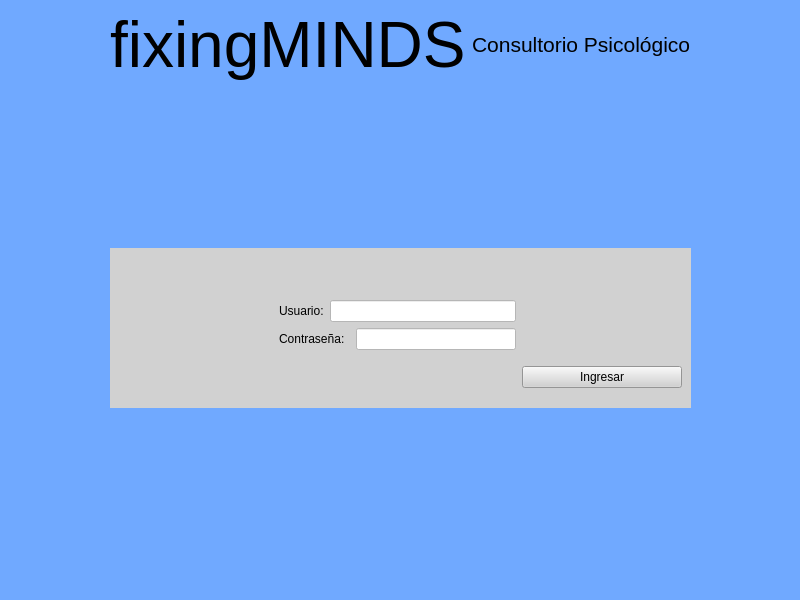
The window that prueba01/mainwindow.ui (khr1s25/ProyectoThelma) describes before a commit, drawn with Qt 5.
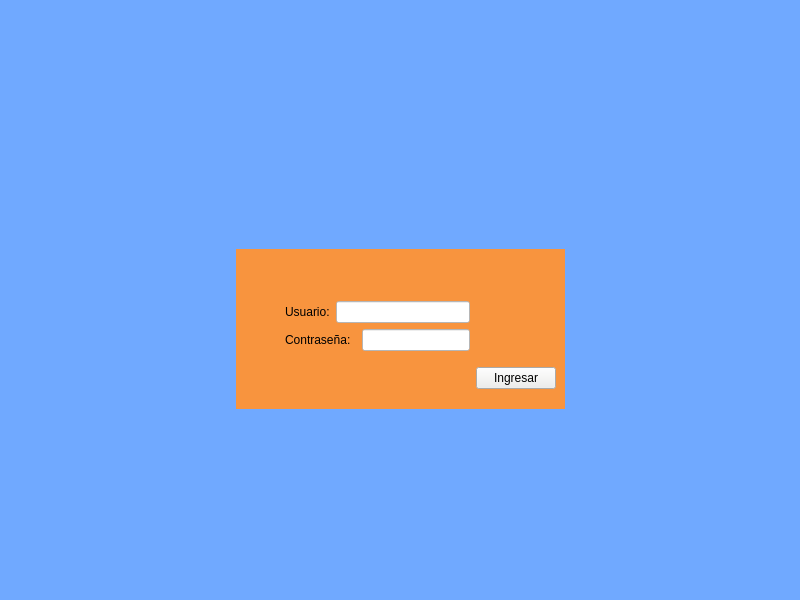
The same window after the commit.

What changed in the file:
```diff
--- a/prueba01/mainwindow.ui
+++ b/prueba01/mainwindow.ui
@@ -45,7 +45,7 @@
        </font>
       </property>
       <property name="text">
-       <string>fixingMINDS</string>
+       <string/>
       </property>
      </widget>
     </item>
@@ -79,7 +79,7 @@
      <widget class="QWidget" name="widget" native="true">
       <property name="styleSheet">
        <string notr="true">
-background-color: rgb(209, 209, 209)</string>
+background-color: rgb(248, 148, 62)</string>
       </property>
       <layout class="QGridLayout" name="gridLayout_2">
        <item row="2" column="0">
@@ -173,6 +173,9 @@
        </item>
        <item row="4" column="4">
         <widget class="QPushButton" name="enter">
+         <property name="styleSheet">
+          <string notr="true">background-color: rgb(238, 238, 236);</string>
+         </property>
          <property name="text">
           <string>Ingresar</string>
          </property>
@@ -195,7 +198,7 @@
        </font>
       </property>
       <property name="text">
-       <string>Consultorio Psicológico</string>
+       <string/>
       </property>
      </widget>
     </item>
```
Left out of the diff: 2 changed lines with no effect on the pictures.
